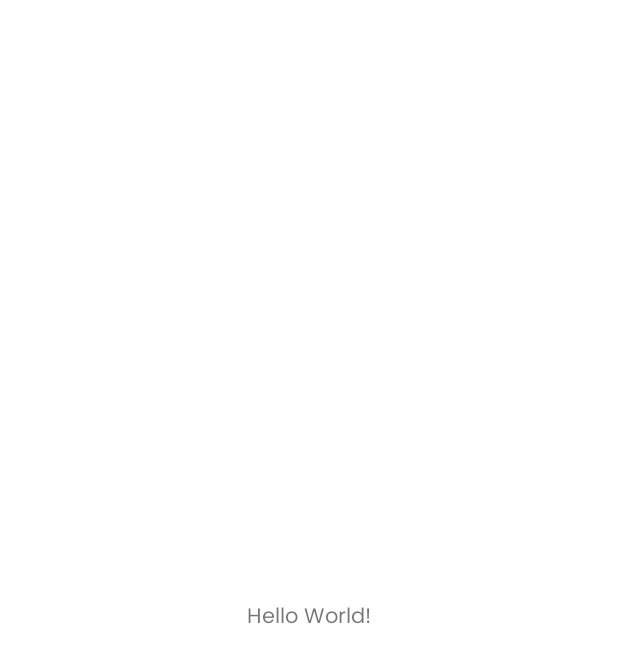
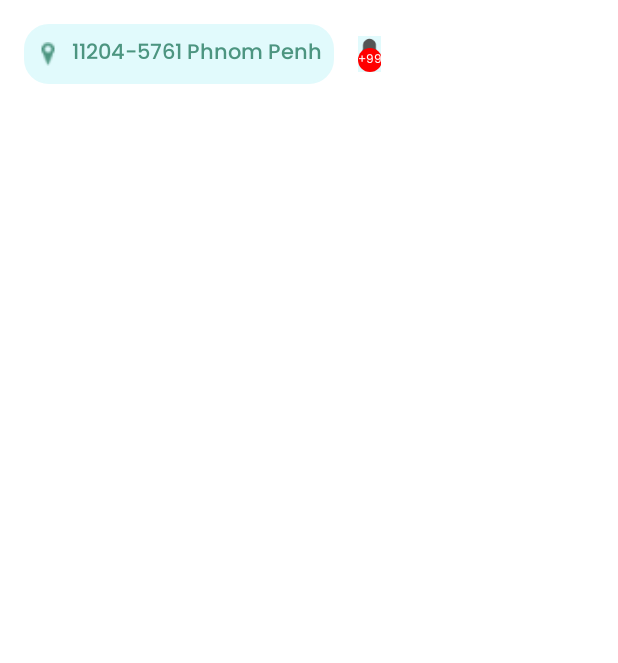
Before and after one commit to sonlyhorngdev/android-movieX, an Android app: the MainActivity screen opened directly, with no data from a screen before it, on a phone screen of 412 x 824 dp. Before the commit the part shown is almost empty. Shown: the top 663 px of the screen. Run offline under Robolectric (Android 15) with nearby library versions, the phone set to English and light mode, and no system bars.

Commit message:
update code

```diff
--- /dev/null
+++ b/app/src/main/res/drawable/item_circle_with_solid.xml
@@ -0,0 +1,10 @@
+<!-- res/drawable/circle_with_stroke.xml -->
+<shape xmlns:android="http://schemas.android.com/apk/res/android" android:shape="oval">
+    <solid android:color="#FFFFFF" /> <!-- Fill color -->
+<!--    <stroke-->
+<!--        android:width="1dp"-->
+<!--        android:color="@color/customBorderColor" />-->
+    <size
+        android:width="100dp"
+        android:height="100dp" /> <!-- Size of the circle -->
+</shape>
--- /dev/null
+++ b/app/src/main/res/drawable/item_circle_with_stroke.xml
@@ -0,0 +1,9 @@
+<!-- res/drawable/circle_with_stroke.xml -->
+<shape xmlns:android="http://schemas.android.com/apk/res/android" android:shape="oval">
+    <stroke
+        android:width="1dp"
+        android:color="@color/customBorderColor" /> <!-- Stroke color and width -->
+    <size
+        android:width="100dp"
+        android:height="100dp" /> <!-- Size of the circle -->
+</shape>
--- a/app/src/main/res/layout/activity_main.xml
+++ b/app/src/main/res/layout/activity_main.xml
@@ -1,19 +1,73 @@
 <?xml version="1.0" encoding="utf-8"?>
-<androidx.constraintlayout.widget.ConstraintLayout xmlns:android="http://schemas.android.com/apk/res/android"
+<ScrollView xmlns:android="http://schemas.android.com/apk/res/android"
     xmlns:app="http://schemas.android.com/apk/res-auto"
     xmlns:tools="http://schemas.android.com/tools"
-    android:id="@+id/main"
     android:layout_width="match_parent"
     android:layout_height="match_parent"
-    tools:context=".MainActivity">
+    android:fillViewport="true">
 
-    <TextView
-        android:layout_width="wrap_content"
+    <androidx.constraintlayout.widget.ConstraintLayout
+        android:layout_width="match_parent"
         android:layout_height="wrap_content"
-        android:text="Hello World!"
-        app:layout_constraintBottom_toBottomOf="parent"
-        app:layout_constraintEnd_toEndOf="parent"
-        app:layout_constraintStart_toStartOf="parent"
-        app:layout_constraintTop_toTopOf="parent" />
+        android:paddingBottom="@dimen/space_24">
+    <LinearLayout
+        android:layout_width="match_parent"
+        android:layout_height="wrap_content"
+        android:orientation="horizontal"
+        app:layout_constraintTop_toTopOf="parent" >
+        <LinearLayout
+            android:layout_width="wrap_content"
+            android:layout_height="wrap_content"
+            android:padding="@dimen/space_8"
+            android:layout_margin="@dimen/space_16"
+            android:orientation="horizontal"
+            android:gravity="center"
+            android:background="@drawable/item_stoke_16"
+            android:backgroundTint="@color/bg_primary_light">
+            <ImageView
+                android:layout_width="@dimen/space_16"
+                android:layout_height="@dimen/space_16"
+                android:layout_marginEnd="@dimen/space_8"
+                android:src="@drawable/ic_location"/>
+            <TextView
+                android:layout_width="wrap_content"
+                android:layout_height="wrap_content"
+                android:text="11204-5761 Phnom Penh"
+                android:fontFamily="@font/poppins_medium"
+                android:textColor="@color/colorPrimary"/>
+        </LinearLayout>
 
-</androidx.constraintlayout.widget.ConstraintLayout>
+        <RelativeLayout
+            android:layout_width="wrap_content"
+            android:layout_height="wrap_content"
+            android:background="@color/bg_primary_light"
+            android:layout_gravity="center">
+
+            <!-- Bell Icon -->
+            <ImageView
+                android:id="@+id/imageView2"
+                android:layout_width="wrap_content"
+                android:layout_height="wrap_content"
+                android:gravity="center"
+                android:src="@drawable/ic_bell" />
+
+            <TextView
+                android:id="@+id/notificationBadge"
+                android:layout_width="@dimen/space_16"
+                android:layout_height="@dimen/space_16"
+                android:layout_marginTop="8dp"
+                android:layout_marginEnd="-8dp"
+                android:background="@drawable/item_circle_with_solid"
+                android:backgroundTint="#FF0000"
+                android:gravity="center"
+                android:text="+99"
+                android:textColor="@color/white"
+                android:textSize="@dimen/font_size_8" />
+
+            <!-- Notification Badge -->
+        </RelativeLayout>
+
+    </LinearLayout>
+    </androidx.constraintlayout.widget.ConstraintLayout>
+
+</ScrollView>
--- a/app/src/main/res/values/colors.xml
+++ b/app/src/main/res/values/colors.xml
@@ -20,4 +20,7 @@
     <color name="color_text_highlight">#FF4081</color> <!-- Highlight text color -->
     <color name="color_text_disabled">#B0B0B0</color> <!-- Disabled text color -->
     <color name="dark_grey">#7D7C7C</color>
+
+    <!-- Bg Colors -->
+    <color name="bg_primary_light">#E1FAFC</color>
 </resources>
```
Also changed, not shown: app/src/main/res/drawable-xhdpi/ic_bell.png (added), app/src/main/res/drawable-xhdpi/ic_location.png (added), app/src/main/res/drawable-xxhdpi/ic_bell.png (added), app/src/main/res/drawable-xxhdpi/ic_location.png (added), app/src/main/res/drawable-xxxhdpi/ic_bell.png (added), app/src/main/res/drawable-xxxhdpi/ic_location.png (added).
